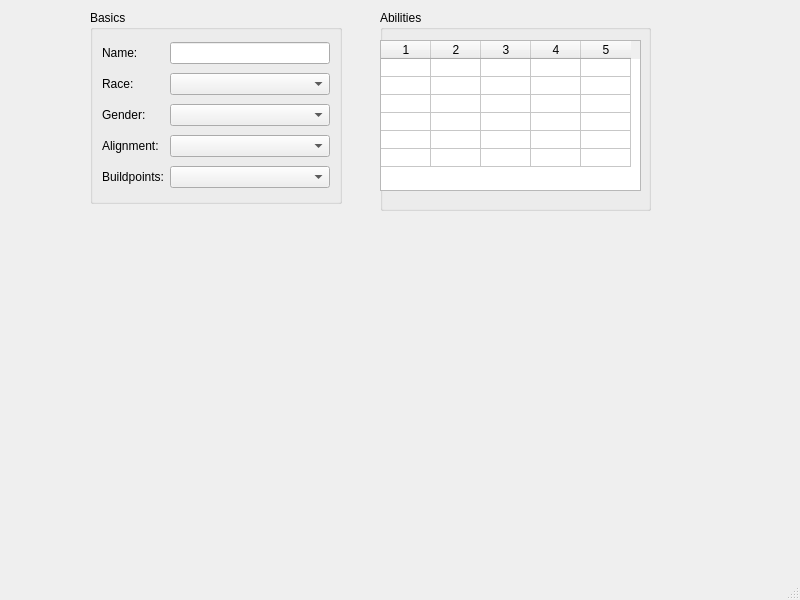
Qt form trunk/qtui/MainWindow.ui (djhenderson/ddochargen) before a commit.
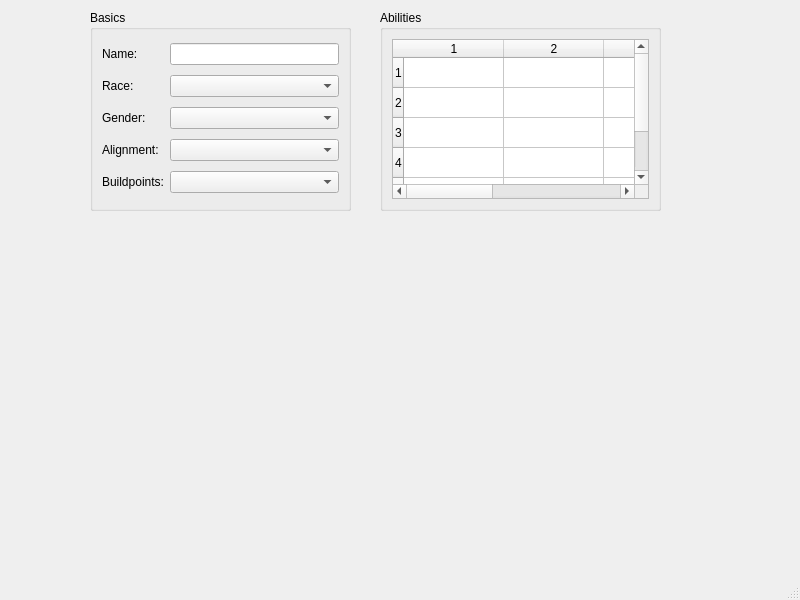
The same form after that commit.

Commit message: Updated source code for Qt only and reworked the UI so it works on Windows (my primary platform).

Patch:
```diff
--- a/trunk/qtui/MainWindow.ui
+++ b/trunk/qtui/MainWindow.ui
@@ -13,94 +13,88 @@
   <property name="windowTitle">
    <string>DDO Chargen</string>
   </property>
-  <widget class="QWidget" name="centralwidget">
-   <widget class="QGroupBox" name="groupBox">
-    <property name="geometry">
+  <widget class="QWidget" name="centralwidget" >
+   <widget class="QGroupBox" name="groupBox" >
+    <property name="geometry" >
      <rect>
       <x>90</x>
       <y>10</y>
-      <width>252</width>
-      <height>194</height>
+      <width>261</width>
+      <height>201</height>
      </rect>
     </property>
     <property name="title">
      <string>Basics</string>
     </property>
-    <layout class="QGridLayout" name="gridLayout">
-     <item row="0" column="0">
-      <widget class="QLabel" name="label">
-       <property name="text">
+    <layout class="QGridLayout" >
+     <item row="0" column="0" >
+      <widget class="QLabel" name="label" >
+       <property name="text" >
         <string>Name:</string>
        </property>
       </widget>
      </item>
-     <item row="0" column="1">
-      <widget class="QLineEdit" name="name"/>
+     <item row="0" column="1" >
+      <widget class="QLineEdit" name="name" />
      </item>
-     <item row="1" column="0">
-      <widget class="QLabel" name="label_2">
-       <property name="text">
+     <item row="1" column="0" >
+      <widget class="QLabel" name="label_2" >
+       <property name="text" >
         <string>Race:</string>
        </property>
       </widget>
      </item>
-     <item row="1" column="1">
-      <widget class="QComboBox" name="race"/>
+     <item row="1" column="1" >
+      <widget class="QComboBox" name="race" />
      </item>
-     <item row="2" column="0">
-      <widget class="QLabel" name="label_3">
-       <property name="text">
+     <item row="2" column="0" >
+      <widget class="QLabel" name="label_3" >
+       <property name="text" >
         <string>Gender:</string>
        </property>
       </widget>
      </item>
-     <item row="2" column="1">
-      <widget class="QComboBox" name="gender"/>
+     <item row="2" column="1" >
+      <widget class="QComboBox" name="gender" />
      </item>
-     <item row="3" column="0">
-      <widget class="QLabel" name="label_4">
-       <property name="text">
+     <item row="3" column="0" >
+      <widget class="QLabel" name="label_4" >
+       <property name="text" >
         <string>Alignment:</string>
        </property>
       </widget>
      </item>
-     <item row="3" column="1">
-      <widget class="QComboBox" name="alignment"/>
+     <item row="3" column="1" >
+      <widget class="QComboBox" name="alignment" />
      </item>
-     <item row="4" column="0">
-      <widget class="QLabel" name="label_5">
-       <property name="text">
+     <item row="4" column="0" >
+      <widget class="QLabel" name="label_5" >
+       <property name="text" >
         <string>Buildpoints:</string>
        </property>
       </widget>
      </item>
-     <item row="4" column="1">
-      <widget class="QComboBox" name="buildpoints"/>
+     <item row="4" column="1" >
+      <widget class="QComboBox" name="buildpoints" />
      </item>
     </layout>
    </widget>
-   <widget class="QGroupBox" name="gb">
-    <property name="geometry">
+   <widget class="QGroupBox" name="gb" >
+    <property name="geometry" >
      <rect>
       <x>380</x>
       <y>10</y>
-      <width>271</width>
+      <width>281</width>
       <height>201</height>
      </rect>
     </property>
     <property name="title">
      <string>Abilities</string>
     </property>
-    <widget class="QTableWidget" name="abilities">
-     <property name="geometry">
-      <rect>
-       <x>0</x>
-       <y>30</y>
-       <width>261</width>
-       <height>151</height>
-      </rect>
-     </property>
-     <property name="cornerButtonEnabled">
+    <layout class="QGridLayout" >
+     <item row="0" column="0" >
+      <widget class="QTableWidget" name="abilities" >
+       <property name="cornerButtonEnabled" >
       <bool>false</bool>
      </property>
      <property name="rowCount">
@@ -109,36 +103,6 @@
      <property name="columnCount">
       <number>5</number>
      </property>
-     <attribute name="horizontalHeaderVisible">
-      <bool>true</bool>
-     </attribute>
-     <attribute name="horizontalHeaderDefaultSectionSize">
-      <number>50</number>
-     </attribute>
-     <attribute name="verticalHeaderVisible">
-      <bool>false</bool>
-     </attribute>
-     <attribute name="verticalHeaderDefaultSectionSize">
-      <number>18</number>
-     </attribute>
-     <attribute name="verticalHeaderMinimumSectionSize">
-      <number>10</number>
-     </attribute>
-     <attribute name="verticalHeaderVisible">
-      <bool>false</bool>
-     </attribute>
-     <attribute name="verticalHeaderDefaultSectionSize">
-      <number>18</number>
-     </attribute>
-     <attribute name="horizontalHeaderVisible">
-      <bool>true</bool>
-     </attribute>
-     <attribute name="verticalHeaderMinimumSectionSize">
-      <number>10</number>
-     </attribute>
-     <attribute name="horizontalHeaderDefaultSectionSize">
-      <number>50</number>
-     </attribute>
      <row/>
      <row/>
      <row/>
@@ -151,6 +115,8 @@
      <column/>
      <column/>
     </widget>
+     </item>
+    </layout>
    </widget>
   </widget>
   <widget class="QMenuBar" name="menubar">
```
Left out of the diff: 25 changed lines with no effect on the pictures. Lines whose indentation alone changed are shown as unchanged. The commit also changes 2 other files.
